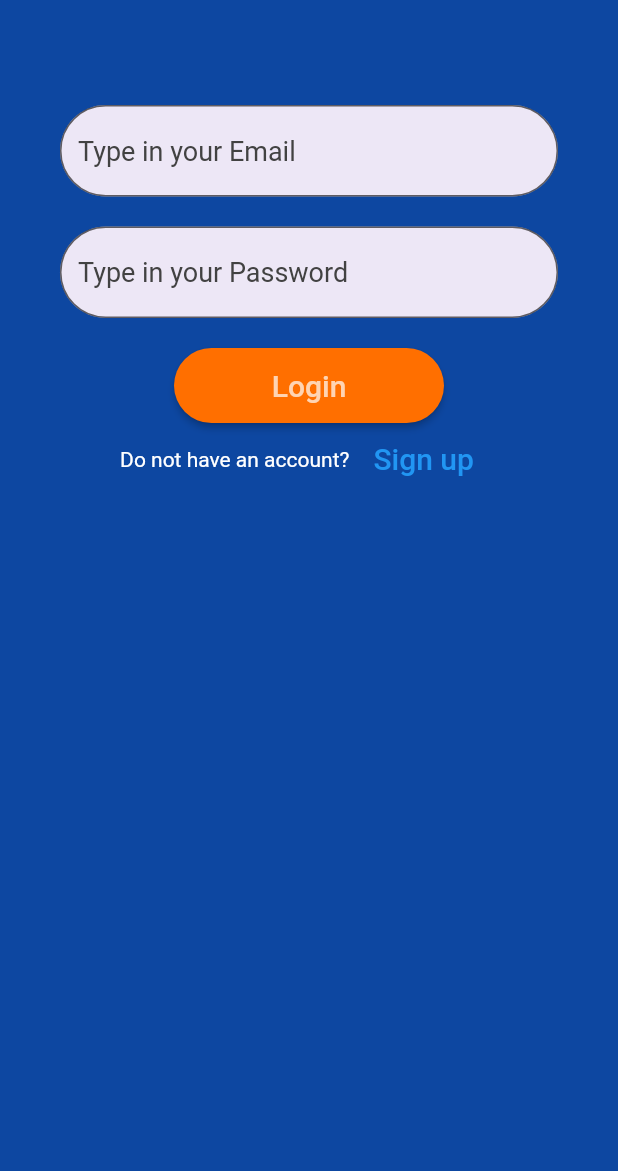
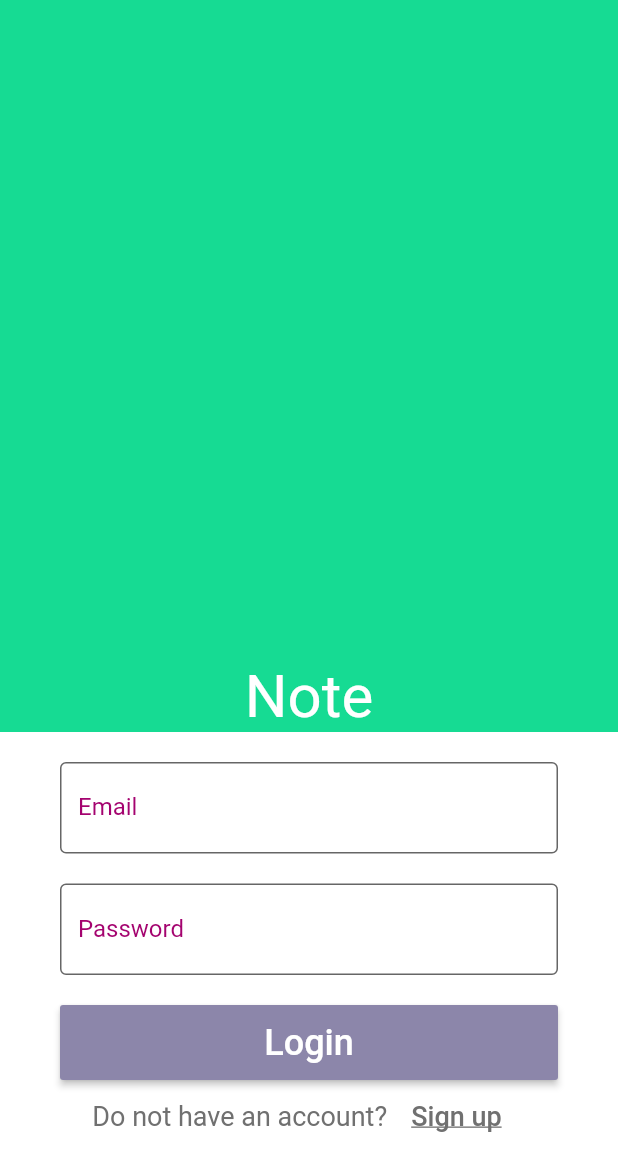
Before and after one commit to AmeraAbdallah/flutter_notes_app, a Flutter app: the screen it shows after launch, on a phone screen of 412 x 824 dp. Shown: the top 1171 px of the screen. Run offline on Flutter 3.47's test engine with Material 2 defaults, Android fonts, the phone set to English and light mode, and no system bars; our stand-ins replace cloud_firestore, firebase_auth; missing offline and left inert: loading; accounts and stored records are empty.

Commit message:
fix sign in screen ui

```diff
--- a/lib/screens/authentication/sign_in.dart
+++ b/lib/screens/authentication/sign_in.dart
@@ -1,9 +1,9 @@
 import 'package:flutter/material.dart';
 import 'package:note_app/services/auth.dart';
 import 'package:loading/loading.dart';
+import 'package:note_app/style.dart';
 
 class SignIn extends StatefulWidget {
-
   final Function toggleIsSignInView;
   SignIn({this.toggleIsSignInView});
 
@@ -12,8 +12,6 @@ class SignIn extends StatefulWidget {
 }
 
 class _SignInState extends State<SignIn> {
-
-
   String email = '';
   String password = '';
   bool _emailValidate = false;
@@ -25,109 +23,138 @@ class _SignInState extends State<SignIn> {
 
   @override
   Widget build(BuildContext context) {
-      return _isLoading? Loading():
-      Scaffold(
-        backgroundColor: Colors.blue[900],
+    return _isLoading
+        ? Loading()
+        : Scaffold(
+            backgroundColor: Colors.white,
             body: Container(
-          padding: EdgeInsets.symmetric(vertical: 20, horizontal: 40),
                 child: Column(
               children: <Widget>[
-              SizedBox(height: 50,),
-              new TextField(
+                Expanded(
+                  flex: 5,
+                  child: Container(
+                    color: Style.green,
+                    alignment: Alignment.bottomCenter,
+                    child: Text(
+                      "Note",
+                      style: TextStyle(color: Colors.white, fontSize: 40),
+                    ),
+                  ),
+                ),
+                new Padding(
+                  padding: EdgeInsets.symmetric(horizontal: 40, vertical: 20),
+                  child: Column(
+                    children: <Widget>[
+                      TextField(
                         decoration: new InputDecoration(
                           border: new OutlineInputBorder(
-                      borderRadius: const BorderRadius.all(
-                        const Radius.circular(50.0),
+                            borderSide:
+                                BorderSide(color: Style.lightGrey, width: 2),
                           ),
-                    ),
+                          labelText: 'Email',
+                          labelStyle: TextStyle(color: Style.pink),
                           filled: true,
                           hintStyle: new TextStyle(
-                      color: Colors.grey[800],
+                            color: Style.lightGrey,
                             fontSize: 18,
                           ),
-                    hintText: "Type in your Email",
-                    fillColor: Colors.deepPurple[50],
-                    errorText:  _emailValidate ? 'Email Can\'t Be Empty.' : null,
+                          hintText: "Johndoe@gmail.com",
+                          fillColor: Colors.white,
+                          errorText:
+                              _emailValidate ? 'Email Can\'t Be Empty' : null,
+                          focusedBorder: OutlineInputBorder(
+                            borderSide: const BorderSide(
+                                color: Colors.pink, width: 2.0),
+                          ),
                         ),
                         onChanged: (val) {
                           setState(() => email = val);
                         },
                       ),
-              SizedBox(height: 20,),
+                      SizedBox(
+                        height: 20,
+                      ),
                       new TextField(
                         decoration: new InputDecoration(
                           border: new OutlineInputBorder(
-                      borderRadius: const BorderRadius.all(
-                        const Radius.circular(50.0),
+                            borderSide:
+                                BorderSide(color: Style.lightGrey, width: 2),
                           ),
-                    ),
+                          labelText: 'Password',
+                          labelStyle: TextStyle(color: Style.pink),
                           filled: true,
                           hintStyle: new TextStyle(
-                      color: Colors.grey[800],
+                            color: Style.lightGrey,
                             fontSize: 18,
                           ),
-                    hintText: "Type in your Password",
-                    fillColor: Colors.deepPurple[50],
-                    errorText: _passwordValidate ? 'Password length Can\'t Be less than 6.' : null,
+                          hintText: "*******",
+                          fillColor: Colors.white,
+                          errorText: _passwordValidate
+                              ? 'Password length Can\'t Be less than 6.'
+                              : null,
+                          focusedBorder: OutlineInputBorder(
+                            borderSide: const BorderSide(
+                                color: Colors.pink, width: 2.0),
+                          ),
                         ),
                         obscureText: true,
                         onChanged: (val) {
                           setState(() => password = val);
                         },
                       ),
-              SizedBox(height: 20,),
+                      SizedBox(
+                        height: 20,
+                      ),
                       ButtonTheme(
-                minWidth: 180,
+                          minWidth: double.infinity,
                           height: 50,
                           child: RaisedButton(
                               child: Text(
                                 "Login",
-                    style:
-                    TextStyle(
-                      color: Colors.white70,
-                      fontSize: 20,
+                                style: TextStyle(
+                                  color: Colors.white,
+                                  fontSize: 24,
                                 ),
                               ),
-                    color: Colors.amber[900],
-                    shape: RoundedRectangleBorder(
-                      borderRadius: new BorderRadius.circular(50.0),
-                      // side: BorderSide(color: Colors.red),
-                    ),
+                              color: Style.grey,
                               onPressed: () async {
-                        if(email.length == 0) {
+                                if (email.length == 0) {
                                   setState(() => _emailValidate = true);
                                 }
-                        if(password.length < 6) {
+                                if (password.length < 6) {
                                   setState(() => _passwordValidate = true);
                                 }
-                        if(email.length != 0 && password.length >= 6) {
-                          setState((){
+                                if (email.length != 0 && password.length >= 6) {
+                                  setState(() {
                                     _passwordValidate = false;
                                     _emailValidate = false;
                                     _isLoading = true;
                                   });
-                          dynamic result = await _auth.signInUserUsingEmailAndPassword(email, password);
-                          if(result == null) {
+                                  dynamic result = await _auth
+                                      .signInUserUsingEmailAndPassword(
+                                          email, password);
+                                  if (result == null) {
                                     setState(() {
                                       error = "Wrong Email or Password";
                                       _isLoading = false;
                                     });
                                   }
                                 }
-                    }
-                  )
-                ),
+                              })),
                       Row(
                         children: <Widget>[
                           Text(
                             'Do not have an account?',
-                      style: TextStyle(color: Colors.white),
+                            style: TextStyle(color: Style.lightGrey, fontSize: 18),
                           ),
                           FlatButton(
-                      textColor: Colors.blue,
+                            textColor: Style.lightGrey,
                             child: Text(
                               'Sign up',
-                        style: TextStyle(fontSize: 20),
+                              style: TextStyle(
+                                  fontSize: 18,
+                                  decoration: TextDecoration.underline
+                                ),
                             ),
                             onPressed: () {
                               widget.toggleIsSignInView();
@@ -136,14 +163,17 @@ class _SignInState extends State<SignIn> {
                         ],
                         mainAxisAlignment: MainAxisAlignment.center,
                       ),
-                SizedBox(height: 20,),
+                      SizedBox(
+                        height: 20,
+                      ),
                       Text(
                         error,
                         style: TextStyle(color: Colors.red),
                       )
                     ],
+                  ),
                 )
-        )
-      );
+              ],
+            )));
   }
 }
```
Lines whose indentation alone changed are shown as unchanged.
